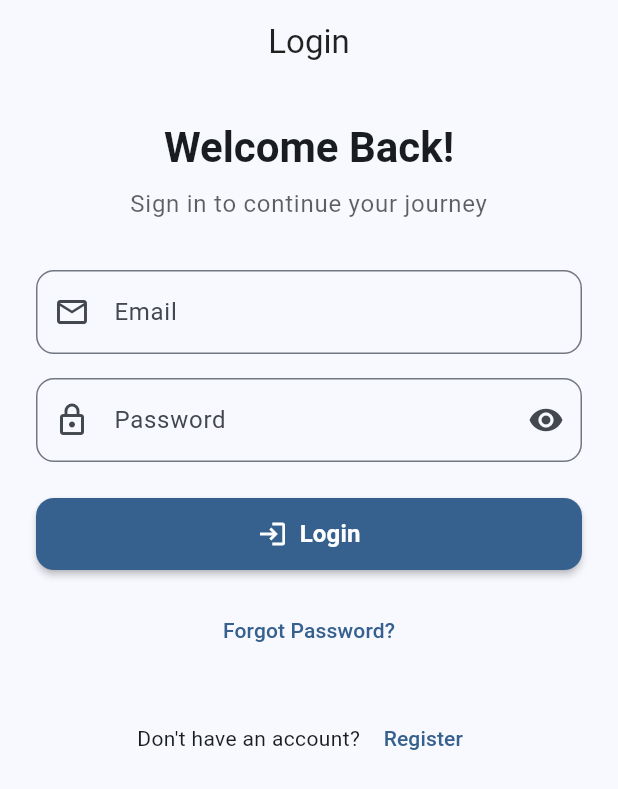
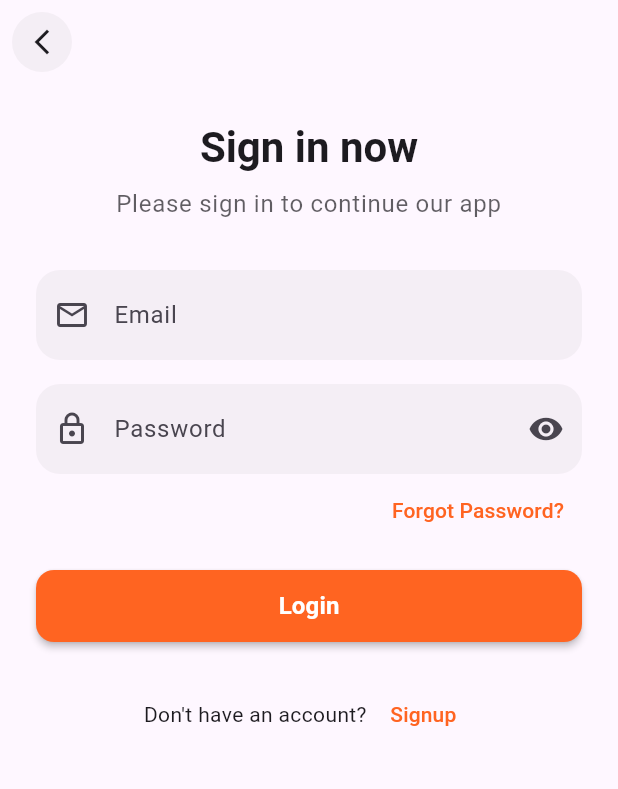
Before and after one commit to hussainahmad402/Travel-Buddy-App, a Flutter app: the LoginScreen screen opened directly, on a phone screen of 412 x 824 dp. Shown: the top 789 px of the screen. Run offline on Flutter 3.47's test engine with Material 3 defaults, Android fonts, the phone set to English and light mode, and no system bars; our stand-ins replace file_picker, flutter_secure_storage, flutter_spinkit, shared_preferences; accounts and stored records are empty.

Commit message:
design splash, onboarding, login screen again

```diff
--- a/lib/config/api_config.dart
+++ b/lib/config/api_config.dart
@@ -1,5 +1,5 @@
 class ApiConfig {
-  static const String baseUrl = 'http://192.168.1.106:8000/api';
+  static const String baseUrl = 'http://192.168.1.100:8000/api';
 
   // Authentication endpoints
   static const String sendOtp = '/send-otp';
--- /dev/null
+++ b/lib/constants/app_colors.dart
@@ -0,0 +1,9 @@
+import 'package:flutter/material.dart';
+
+/// Centralized color constants for the app.
+/// Update once here, and it will reflect everywhere in the project.
+class AppColors {
+  static const Color primary = Color(0xFFFF6421);
+
+  static const Color back_circle = Colors.grey;
+}
--- a/lib/controllers/auth_controller.dart
+++ b/lib/controllers/auth_controller.dart
@@ -116,14 +116,14 @@ class AuthController extends ChangeNotifier {
       final response = await _apiService.login(email, password);
       _setLoading(false);
 
+      print("login response: ${response.status}");
+
       if (response.status) {
         if (response.token != null && response.user != null) {
           _token = response.token;
           _currentUser = response.user;
           await StorageService.saveToken(_token!);
           await StorageService.setLoggedIn(true);
-
-
         }
         return true;
       } else {
--- /dev/null
+++ b/lib/routes/app_routes.dart
@@ -0,0 +1,30 @@
+import 'package:flutter/material.dart';
+import 'package:travelbuddy/views/auth/login_screen.dart';
+import 'package:travelbuddy/views/auth/register_screen.dart';
+import 'package:travelbuddy/views/home/onboarding/onboarding.dart';
+import 'package:travelbuddy/views/splash_screen.dart';
+import 'package:travelbuddy/views/auth/welcome_screen.dart';
+import 'package:travelbuddy/views/home/home_screen.dart';
+
+/// Centralized routes for the app
+class AppRoutes {
+  // Route names
+  static const String splash = '/';
+  static const String welcome = '/welcome';
+  static const String home = '/home';
+  static const String onboarding = '/onboarding';
+  static const String login = '/login';
+  static const String signup = '/signup';
+
+
+
+  /// Route generator
+  static Map<String, WidgetBuilder> routes = {
+    splash: (context) => const SplashScreen(),
+    welcome: (context) => const WelcomeScreen(),
+    home: (context) => const HomeScreen(),
+    onboarding: (context) => const OnboardingScreen(),
+    login: (context) => const LoginScreen(),
+    signup: (context) => const RegisterScreen(),
+  };
+}
--- a/lib/services/api_service.dart
+++ b/lib/services/api_service.dart
@@ -80,6 +80,8 @@ class ApiService {
         ),
         headers: ApiConfig.getHeaders(),
       );
+
+      print("login api response ${response.statusCode}");
 
       final data = json.decode(response.body);
       return AuthResponse.fromJson(data);
--- a/lib/views/auth/login_screen.dart
+++ b/lib/views/auth/login_screen.dart
@@ -1,5 +1,7 @@
 import 'package:flutter/material.dart';
 import 'package:provider/provider.dart';
+import 'package:travelbuddy/constants/app_colors.dart';
+import 'package:travelbuddy/routes/app_routes.dart';
 import '../../controllers/auth_controller.dart';
 import '../../widgets/custom_widgets.dart';
 import '../../widgets/common_widgets.dart';
@@ -30,9 +32,19 @@ class _LoginScreenState extends State<LoginScreen> {
   Widget build(BuildContext context) {
     return Scaffold(
       appBar: AppBar(
-        title: const Text('Login'),
-        backgroundColor: Colors.transparent,
-        elevation: 0,
+        leading: Padding(
+          padding: const EdgeInsets.all(8.0), // control spacing
+          child: Container(
+            decoration: BoxDecoration(
+              shape: BoxShape.circle,
+              color: AppColors.back_circle.withOpacity(0.1),
+            ),
+            child: IconButton(
+              icon: const Icon(Icons.arrow_back_ios_new, size: 20),
+              onPressed: () => Navigator.pop(context),
+            ),
+          ),
+        ),
       ),
       body: Consumer<AuthController>(
         builder: (context, authController, child) {
@@ -49,7 +61,7 @@ class _LoginScreenState extends State<LoginScreen> {
                 children: [
                   // Welcome Text
                   Text(
-                    'Welcome Back!',
+                    'Sign in now',
                     style: Theme.of(context).textTheme.headlineMedium?.copyWith(
                           fontWeight: FontWeight.bold,
                         ),
@@ -57,9 +69,12 @@ class _LoginScreenState extends State<LoginScreen> {
                   ),
                   const SizedBox(height: 8),
                   Text(
-                    'Sign in to continue your journey',
+                    'Please sign in to continue our app',
                     style: Theme.of(context).textTheme.bodyLarge?.copyWith(
-                      color: Theme.of(context).colorScheme.onSurface.withOpacity(0.7),
+                          color: Theme.of(context)
+                              .colorScheme
+                              .onSurface
+                              .withOpacity(0.7),
                         ),
                     textAlign: TextAlign.center,
                   ),
@@ -68,7 +83,7 @@ class _LoginScreenState extends State<LoginScreen> {
                   // Email Field
                   CustomTextField(
                     label: 'Email',
-                    hint: 'Enter your email address',
+                    // hint: 'Enter your email address',
                     controller: _emailController,
                     keyboardType: TextInputType.emailAddress,
                     prefixIcon: const Icon(Icons.email_outlined),
@@ -76,7 +91,9 @@ class _LoginScreenState extends State<LoginScreen> {
                       if (value == null || value.isEmpty) {
                         return 'Please enter your email';
                       }
-                      if (!RegExp(r'^[\w-\.]+@([\w-]+\.)+[\w-]{2,4}$').hasMatch(value)) {
+                      if (!RegExp(
+                        r'^[\w-\.]+@([\w-]+\.)+[\w-]{2,4}$',
+                      ).hasMatch(value)) {
                         return 'Please enter a valid email';
                       }
                       return null;
@@ -87,13 +104,15 @@ class _LoginScreenState extends State<LoginScreen> {
                   // Password Field
                   CustomTextField(
                     label: 'Password',
-                    hint: 'Enter your password',
+                    // hint: 'Enter your password',
                     controller: _passwordController,
                     obscureText: _obscurePassword,
                     prefixIcon: const Icon(Icons.lock_outlined),
                     suffixIcon: IconButton(
                       icon: Icon(
-                        _obscurePassword ? Icons.visibility : Icons.visibility_off,
+                        _obscurePassword
+                            ? Icons.visibility
+                            : Icons.visibility_off,
                       ),
                       onPressed: () {
                         setState(() {
@@ -111,12 +130,32 @@ class _LoginScreenState extends State<LoginScreen> {
                       return null;
                     },
                   ),
-                  const SizedBox(height: 24),
+
+                  // Forgot Password (moved here)
+                  Align(
+                    alignment: Alignment.centerRight,
+                    child: TextButton(
+                      onPressed: () {
+                        Navigator.push(
+                          context,
+                          MaterialPageRoute(
+                            builder: (context) =>
+                                const ForgotPasswordScreen(),
+                          ),
+                        );
+                      },
+                      child: Text(
+                        'Forgot Password?',
+                        style: TextStyle(color: AppColors.primary),
+                      ),
+                    ),
+                  ),
+                  const SizedBox(height: 16),
 
                   // Login Button
                   CustomButton(
                     text: 'Login',
-                    icon: Icons.login,
+
                     onPressed: () async {
                       if (_formKey.currentState!.validate()) {
                         final success = await authController.login(
@@ -131,30 +170,22 @@ class _LoginScreenState extends State<LoginScreen> {
                           );
                           Navigator.pushReplacement(
                             context,
-                              MaterialPageRoute(builder: (context) => const HomeScreen()),
+                            MaterialPageRoute(
+                              builder: (context) => const HomeScreen(),
+                            ),
                           );
-
                         } else {
                           ScaffoldMessenger.of(context).showSnackBar(
-                            SnackBar(content: Text(authController.errorMessage ?? 'Login failed')),
+                            SnackBar(
+                              content: Text(
+                                authController.errorMessage ?? 'Login failed',
+                              ),
+                            ),
                           );
                         }
                       }
                     },
-                  ),
-                  const SizedBox(height: 16),
-
-                  // Forgot Password
-                  TextButton(
-                    onPressed: () {
-                      Navigator.push(
-                        context,
-                        MaterialPageRoute(
-                          builder: (context) => const ForgotPasswordScreen(),
-                        ),
-                      );
-                    },
-                    child: const Text('Forgot Password?'),
+                    backgroundColor: AppColors.primary, // ✅ Use primary color
                   ),
                   const SizedBox(height: 24),
 
@@ -165,9 +196,12 @@ class _LoginScreenState extends State<LoginScreen> {
                       const Text("Don't have an account? "),
                       TextButton(
                         onPressed: () {
-                          Navigator.pop(context);
+                         Navigator.pushNamed(context, AppRoutes.signup);
                         },
-                        child: const Text('Register'),
+                        child: Text(
+                          'Signup',
+                          style: TextStyle(color: AppColors.primary),
+                        ),
                       ),
                     ],
                   ),
--- a/lib/widgets/custom_widgets.dart
+++ b/lib/widgets/custom_widgets.dart
@@ -1,4 +1,5 @@
 import 'package:flutter/material.dart';
+import 'package:travelbuddy/constants/app_colors.dart';
 
 class CustomTextField extends StatelessWidget {
   final String label;
@@ -49,32 +50,35 @@ class CustomTextField extends StatelessWidget {
         hintText: hint,
         prefixIcon: prefixIcon,
         suffixIcon: suffixIcon,
+
+        // ✅ Floating label color (changes to primary when focused)
+        floatingLabelStyle: TextStyle(
+          color: AppColors.primary,
+          fontWeight: FontWeight.w600,
+        ),
+
+        // ✅ Rounded corners with no border
         border: OutlineInputBorder(
-          borderRadius: BorderRadius.circular(12),
+          borderRadius: BorderRadius.circular(16),
+          borderSide: BorderSide.none,
         ),
         enabledBorder: OutlineInputBorder(
-          borderRadius: BorderRadius.circular(12),
-          borderSide: BorderSide(
-            color: Theme.of(context).colorScheme.outline,
-          ),
+          borderRadius: BorderRadius.circular(16),
+          borderSide: BorderSide.none,
         ),
         focusedBorder: OutlineInputBorder(
-          borderRadius: BorderRadius.circular(12),
-          borderSide: BorderSide(
-            color: Theme.of(context).primaryColor,
-            width: 2,
-          ),
+          borderRadius: BorderRadius.circular(16),
+          borderSide: BorderSide.none,
         ),
-        errorBorder: OutlineInputBorder(
-          borderRadius: BorderRadius.circular(12),
-          borderSide: BorderSide(
-            color: Theme.of(context).colorScheme.error,
-          ),
+
+        filled: true,
+        fillColor: AppColors.back_circle.withOpacity(0.1),
+
+        // ✅ Increased height by tweaking content padding
+        contentPadding: const EdgeInsets.symmetric(
+          horizontal: 16,
+          vertical: 18, // 👈 slightly increased from 14
         ),
-        filled: true,
-        fillColor: enabled
-            ? Theme.of(context).colorScheme.surface
-            : Theme.of(context).colorScheme.surface.withOpacity(0.5),
       ),
     );
   }
@@ -169,9 +173,7 @@ class CustomCard extends StatelessWidget {
       margin: margin ?? const EdgeInsets.symmetric(horizontal: 16, vertical: 8),
       child: Card(
         elevation: 2,
-        shape: RoundedRectangleBorder(
-          borderRadius: BorderRadius.circular(12),
-        ),
+        shape: RoundedRectangleBorder(borderRadius: BorderRadius.circular(12)),
         color: backgroundColor,
         child: InkWell(
           onTap: onTap,
```
Also changed, not shown: lib/constants/app_size.dart (added, +13 -0 lines), lib/constants/file_path.dart (added, +8 -0 lines), lib/main.dart (+10 -52 lines), lib/views/home/onboarding/onboarding.dart (added, +203 -0 lines), lib/views/splash_screen.dart (+105 -13 lines), pubspec.yaml (+4 -3 lines), assets/images/onboarding1.jpg (added), assets/images/onboarding2.jpg (added), assets/images/onboarding3.jpg (added), pubspec.lock. Lines whose indentation alone changed are shown as unchanged.
